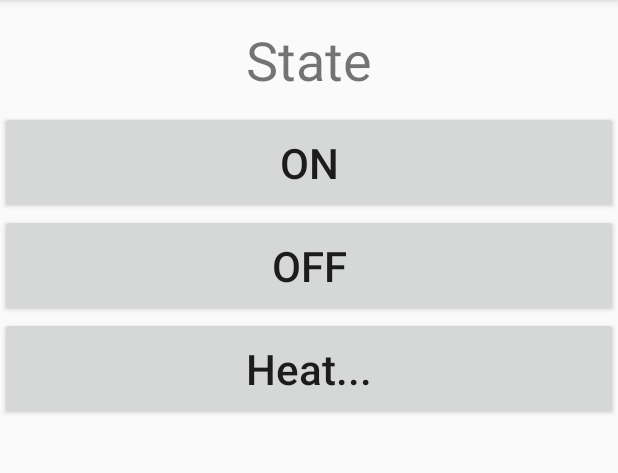
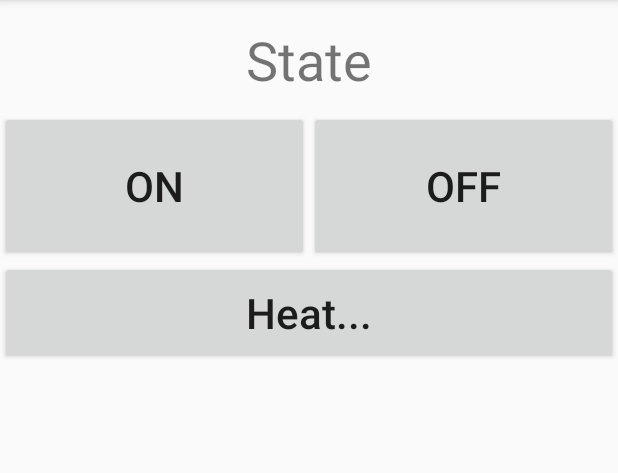
Before and after one commit to makewheels/IRControlWaterHeater-Android, an Android app: the MainActivity screen opened directly, with no data from a screen before it, on a phone screen of 412 x 824 dp, the part 84-557 px from its top. Run offline under Robolectric (Android 15) with nearby library versions, the phone set to English and light mode, and no system bars; 2 statements that could not run were skipped.

Commit message:
on,off button

```diff
--- a/app/src/main/res/layout/activity_main.xml
+++ b/app/src/main/res/layout/activity_main.xml
@@ -16,10 +16,16 @@
         android:text="@string/state"
         android:textSize="36dp" />
 
+    <LinearLayout
+        android:layout_width="match_parent"
+        android:layout_height="100dp"
+        android:orientation="horizontal">
+
         <Button
             android:id="@+id/btn_on"
-        android:layout_width="match_parent"
-        android:layout_height="wrap_content"
+            android:layout_width="wrap_content"
+            android:layout_height="match_parent"
+            android:layout_weight="1"
             android:paddingTop="@dimen/button_padding"
             android:paddingBottom="@dimen/button_padding"
             android:text="@string/on"
@@ -29,12 +35,14 @@
 
         <Button
             android:id="@+id/btn_off"
-        android:layout_width="match_parent"
-        android:layout_height="wrap_content"
+            android:layout_width="wrap_content"
+            android:layout_height="match_parent"
+            android:layout_weight="1"
             android:paddingTop="@dimen/button_padding"
             android:paddingBottom="@dimen/button_padding"
             android:text="@string/off"
             android:textSize="28dp" />
+    </LinearLayout>
 
     <Button
         android:id="@+id/btn_heat"
```
Also changed, not shown: app/src/main/java/com/androiddeveloper/ircontrolwaterheater/MainActivity.java (+8 -10 lines), app/src/main/java/com/androiddeveloper/ircontrolwaterheater/ir/IRUtil.java (+18 -12 lines). Lines whose indentation alone changed are shown as unchanged.
